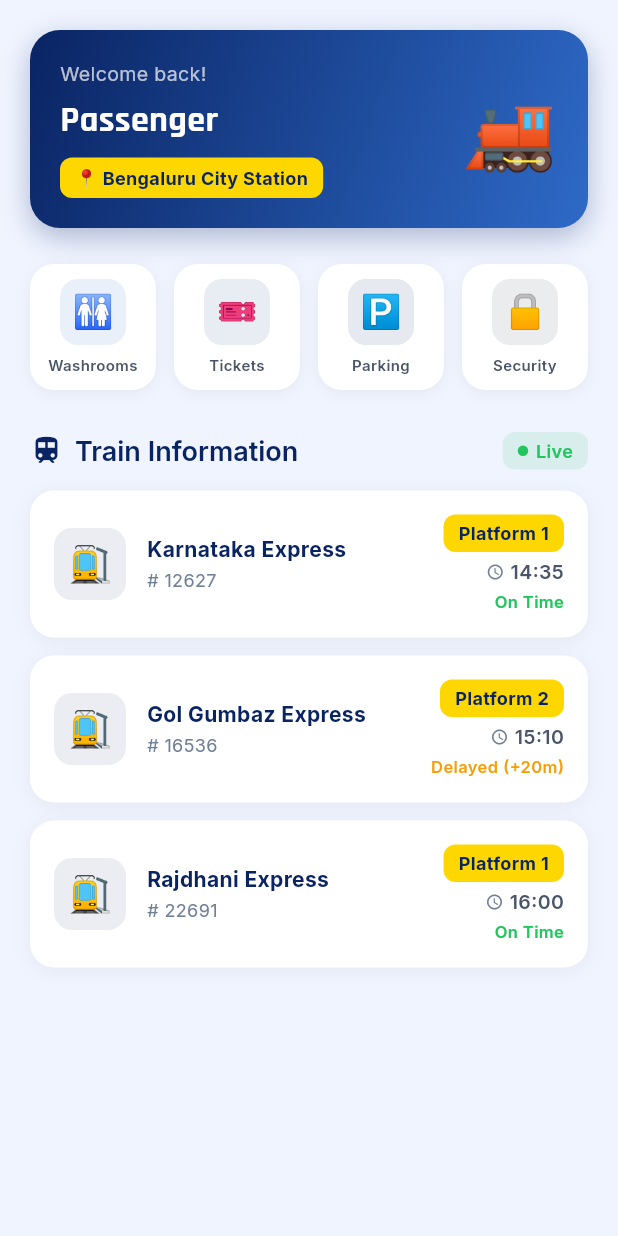
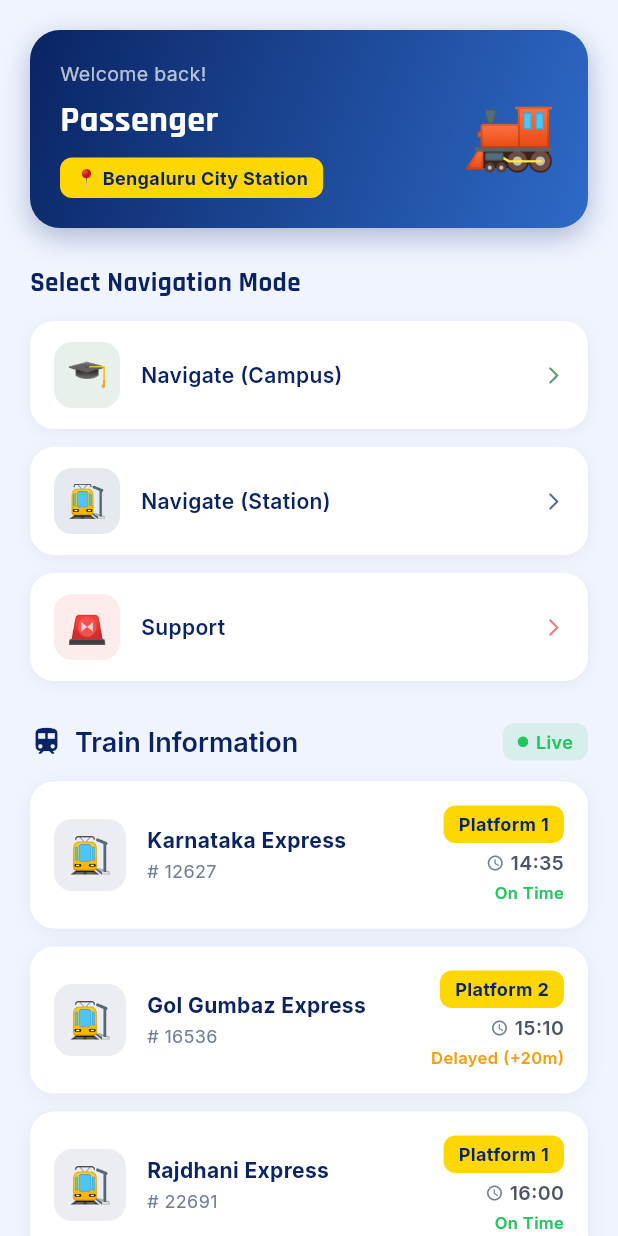
Before and after one commit to SrajanPorwal/RailGuide, a Flutter app: the HomeScreen widget shown alone on an empty page, opened directly, on a phone screen of 412 x 824 dp. Run offline on Flutter 3.47's test engine with Material 3 defaults, Android fonts, the phone set to English and light mode, and no system bars; our stand-ins replace flutter_compass, flutter_tts, google_fonts, shared_preferences; missing offline and left inert: mobile_scanner; accounts and stored records are empty.

Commit message:
changed the homescreen

```diff
--- a/lib/screens/home_screen.dart
+++ b/lib/screens/home_screen.dart
@@ -1,11 +1,17 @@
 // ============================================================
-// RailGuide — Home / Dashboard Screen
+// RailGuide — Home / Dashboard Screen (With Active Module Cards)
 // screens/home_screen.dart
 // ============================================================
 
 import 'package:flutter/material.dart';
 import 'package:provider/provider.dart';
 import 'package:google_fonts/google_fonts.dart';
+
+// ── Module Navigation Screen Imports ────────────────────────
+import 'navigation_screen.dart';
+import 'navigation/campus_navigation_screen.dart';
+import 'support_screen.dart';
+
 import '../models/train_info.dart';
 import '../providers/auth_provider.dart';
 import '../providers/language_provider.dart';
@@ -27,7 +33,18 @@ class HomeScreen extends StatelessWidget {
         children: [
           _WelcomeBanner(auth: auth),
           const SizedBox(height: 24),
-          _QuickAccessGrid(lang: lang),
+
+          // ── Module Hub Navigation Section ─────────────────
+          Text(
+            'Select Navigation Mode',
+            style: GoogleFonts.rajdhani(
+              fontSize: 18,
+              fontWeight: FontWeight.w700,
+              color: AppTheme.textPrimary,
+            ),
+          ),
+          const SizedBox(height: 12),
+          _HubNavigationMenu(lang: lang),
           const SizedBox(height: 28),
 
           // ── Train Info section header ─────────────────────
@@ -152,47 +169,74 @@ class _WelcomeBanner extends StatelessWidget {
 }
 
 // ──────────────────────────────────────────────────────────
-// Quick Access Grid
+// Module Hub Navigation Menu
 // ──────────────────────────────────────────────────────────
-class _QuickItem {
-  final String emoji;
-  final String label;
-  final Color color;
-  _QuickItem(this.emoji, this.label, this.color);
-}
-
-class _QuickAccessGrid extends StatelessWidget {
+class _HubNavigationMenu extends StatelessWidget {
   final LanguageProvider lang;
-  const _QuickAccessGrid({required this.lang});
+  const _HubNavigationMenu({required this.lang});
 
   @override
   Widget build(BuildContext context) {
-    final items = [
-      _QuickItem('🚻', 'Washrooms', AppTheme.railwayBlueLight),
-      _QuickItem('🎫', 'Tickets',   AppTheme.railwayBlueMid),
-      _QuickItem('🅿️', 'Parking',  AppTheme.railwayBlue),
-      _QuickItem('🔒', 'Security',  const Color(0xFF374151)),
-    ];
-    return GridView.count(
-      crossAxisCount: 4,
-      shrinkWrap: true,
-      physics: const NeverScrollableScrollPhysics(),
-      mainAxisSpacing: 12,
-      crossAxisSpacing: 12,
-      children: items.map((item) => _QuickAccessTile(item: item)).toList(),
+    return Column(
+      children: [
+        // 1. Campus Mode Card
+        _MenuCard(
+          title: '${lang.t('navigate')} (Campus)',
+          icon: '🎓',
+          color: const Color(0xFF1B6B3A), // collegeGreen accent
+          onTap: () {
+            Navigator.of(context).push(
+              MaterialPageRoute(builder: (_) => const CampusNavigationScreen()),
+            );
+          },
+        ),
+        const SizedBox(height: 12),
+
+        // 2. Railway Station Mode Card
+        _MenuCard(
+          title: '${lang.t('navigate')} (Station)',
+          icon: '🚉',
+          color: AppTheme.railwayBlue,
+          onTap: () {
+            Navigator.of(context).push(
+              MaterialPageRoute(builder: (_) => const NavigationScreen()),
+            );
+          },
+        ),
+        const SizedBox(height: 12),
+
+        // 3. Support Card
+        _MenuCard(
+          title: lang.t('support'),
+          icon: '🚨',
+          color: AppTheme.error,
+          onTap: () {
+            Navigator.of(context).push(
+              MaterialPageRoute(builder: (_) => const SupportScreen()),
+            );
+          },
+        ),
+      ],
     );
   }
 }
 
-class _QuickAccessTile extends StatelessWidget {
-  final _QuickItem item;
-  const _QuickAccessTile({required this.item});
+class _MenuCard extends StatelessWidget {
+  final String title;
+  final String icon;
+  final Color color;
+  final VoidCallback onTap;
+
+  const _MenuCard({
+    required this.title,
+    required this.icon,
+    required this.color,
+    required this.onTap,
+  });
 
   @override
   Widget build(BuildContext context) {
-    return GestureDetector(
-      onTap: () {},
-      child: Container(
+    return Container(
       decoration: BoxDecoration(
         color: Colors.white,
         borderRadius: BorderRadius.circular(16),
@@ -204,30 +248,44 @@ class _QuickAccessTile extends StatelessWidget {
           ),
         ],
       ),
-        child: Column(
-          mainAxisAlignment: MainAxisAlignment.center,
+      child: Material(
+        color: Colors.transparent,
+        child: InkWell(
+          onTap: onTap,
+          borderRadius: BorderRadius.circular(16),
+          child: Padding(
+            padding: const EdgeInsets.symmetric(horizontal: 16, vertical: 14),
+            child: Row(
               children: [
                 Container(
                   width: 44, height: 44,
                   decoration: BoxDecoration(
-                color: item.color.withValues(alpha: 0.10),
+                    color: color.withValues(alpha: 0.10),
                     borderRadius: BorderRadius.circular(12),
                   ),
                   child: Center(
-                child: Text(item.emoji,
-                    style: const TextStyle(fontSize: 22)),
+                    child: Text(icon, style: const TextStyle(fontSize: 22)),
                   ),
                 ),
-            const SizedBox(height: 6),
-            Text(item.label,
+                const SizedBox(width: 14),
+                Expanded(
+                  child: Text(
+                    title,
                     style: GoogleFonts.inter(
-                fontSize: 10,
+                      fontSize: 14,
                       fontWeight: FontWeight.w600,
-                color: AppTheme.textSecondary,
+                      color: AppTheme.textPrimary,
                     ),
-              textAlign: TextAlign.center,
+                  ),
+                ),
+                Icon(
+                  Icons.arrow_forward_ios_rounded,
+                  size: 14,
+                  color: color.withValues(alpha: 0.70),
                 ),
               ],
+            ),
+          ),
         ),
       ),
     );
@@ -260,7 +318,6 @@ class _TrainCard extends StatelessWidget {
       ),
       child: Row(
         children: [
-          // Icon box
           Container(
             width: 48, height: 48,
             decoration: BoxDecoration(
@@ -273,7 +330,6 @@ class _TrainCard extends StatelessWidget {
           ),
           const SizedBox(width: 14),
 
-          // Train name + number
           Expanded(
             child: Column(
               crossAxisAlignment: CrossAxisAlignment.start,
@@ -293,7 +349,6 @@ class _TrainCard extends StatelessWidget {
             ),
           ),
 
-          // Platform + time + status
           Column(
             crossAxisAlignment: CrossAxisAlignment.end,
             children: [
```
Lines whose indentation alone changed are shown as unchanged.
